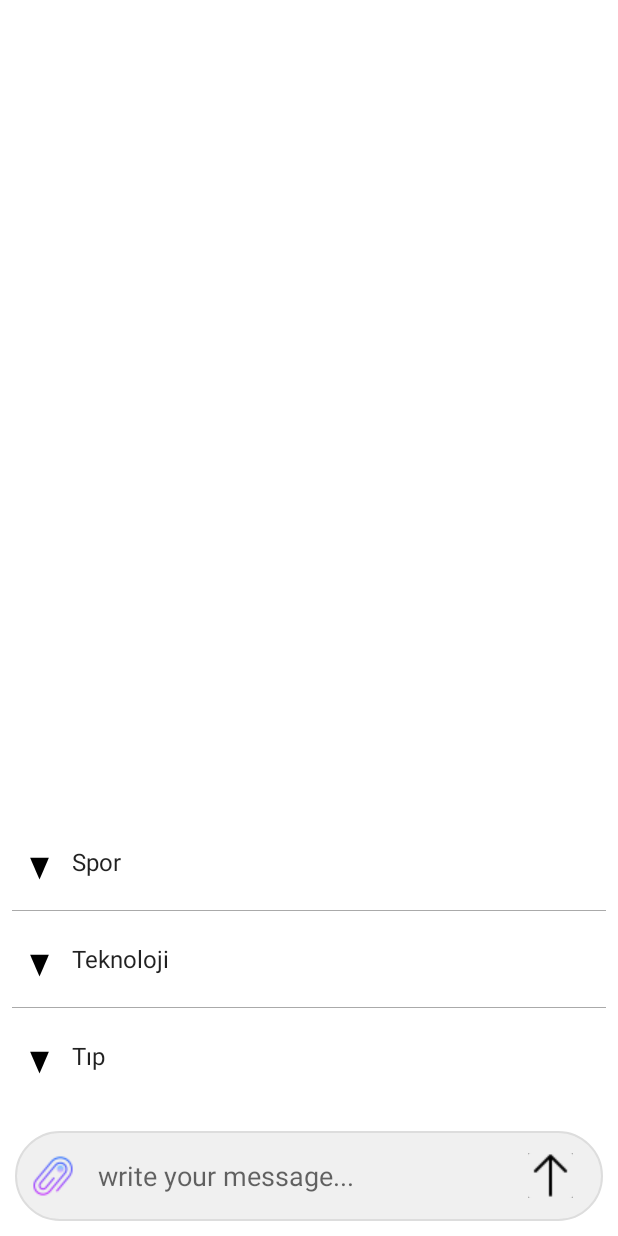
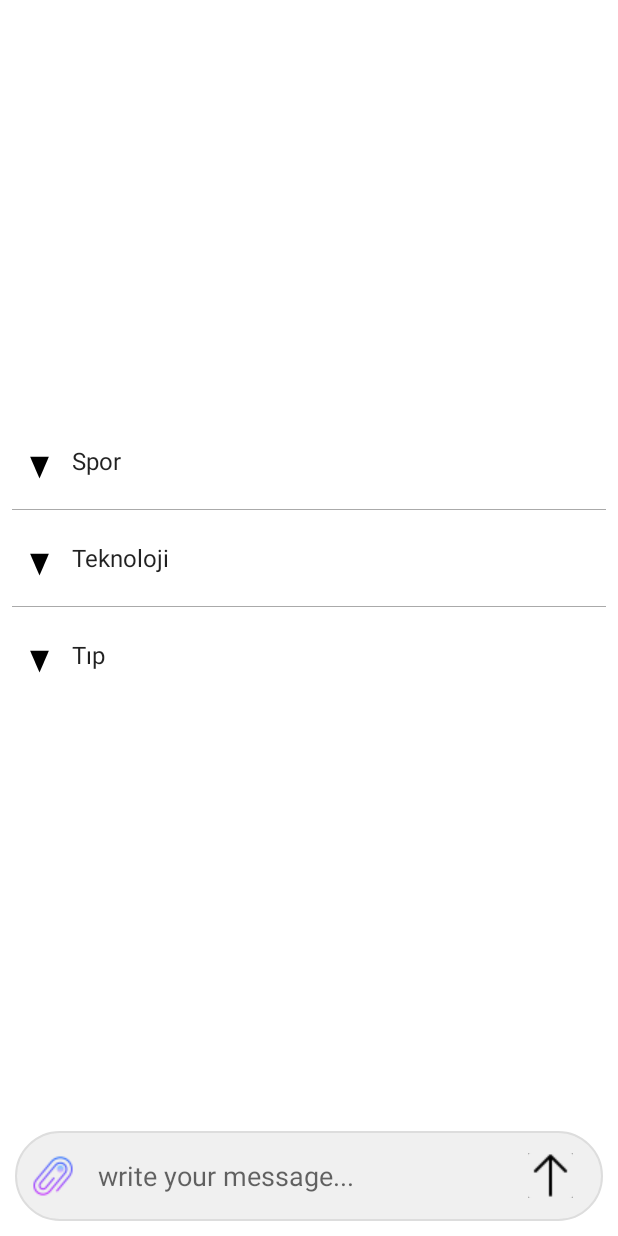
Before and after one commit to omaremam182/BitirmeProjesi, an Android app: the fragment ChatFragment shown on its own in the app's theme, on a phone screen of 412 x 824 dp. Run offline under Robolectric (Android 15) with nearby library versions, the phone set to English and light mode, and no system bars; our stand-ins replace Firebase (no records; nobody signed in at launch, a user with empty details on screens opened directly); libraries missing offline, so code that uses them is left out: com.google.mlkit.nl.

Commit message:
kategorizasyon eklenmistir ve modelden gelen metne HTML stilleri eklendi

```diff
--- a/app/src/main/java/com/example/myprojcet/ui/home/inner/ChatFragment.java
+++ b/app/src/main/java/com/example/myprojcet/ui/home/inner/ChatFragment.java
@@ -11,6 +11,7 @@ import android.view.LayoutInflater;
 import android.view.View;
 import android.view.ViewGroup;
 import android.widget.EditText;
+import android.widget.FrameLayout;
 import android.widget.ImageButton;
 import android.widget.LinearLayout;
 import android.widget.PopupWindow;
@@ -183,6 +184,11 @@ public class ChatFragment extends Fragment {
                     );
 
             expandableListView.setAdapter(expandableListAdapter);
+            FrameLayout.LayoutParams params = (FrameLayout.LayoutParams) expandableListView.getLayoutParams();
+            params.gravity = Gravity.CENTER;
+            expandableListView.setLayoutParams(params);
+            expandableListView.setVisibility(View.VISIBLE);
+
 
         }
 
--- a/app/src/main/res/layout/fragment_chat.xml
+++ b/app/src/main/res/layout/fragment_chat.xml
@@ -3,24 +3,34 @@
     android:layout_width="match_parent"
     android:layout_height="match_parent">
 
+    <FrameLayout
+        android:id="@+id/contentContainer"
+        android:layout_width="match_parent"
+        android:layout_height="match_parent"
+        android:layout_above="@+id/messageContainer">
+
+        <!-- RecyclerView for chat messages -->
         <androidx.recyclerview.widget.RecyclerView
             android:id="@+id/chatRecyclerView"
             android:layout_width="match_parent"
             android:layout_height="match_parent"
-        android:layout_above="@+id/messageContainer"
             android:padding="8dp"
             android:clipToPadding="false" />
 
+        <!-- ExpandableListView -->
         <android.widget.ExpandableListView
             android:id="@+id/expandableListView"
             android:layout_width="match_parent"
             android:layout_height="wrap_content"
-        android:layout_centerInParent="true"
-        android:layout_above="@+id/messageContainer"
+            android:layout_gravity="center"
             android:divider="@android:color/darker_gray"
             android:dividerHeight="0.5dp"
             android:groupIndicator="@drawable/custom_indicator"
-        android:padding="8dp" />
+            android:padding="8dp"
+            android:visibility="gone" /> <!-- تبدأ مخفية -->
+
+    </FrameLayout>
+
 
     <RelativeLayout
         android:id="@+id/messageContainer"
```
Lines whose indentation alone changed are shown as unchanged.
